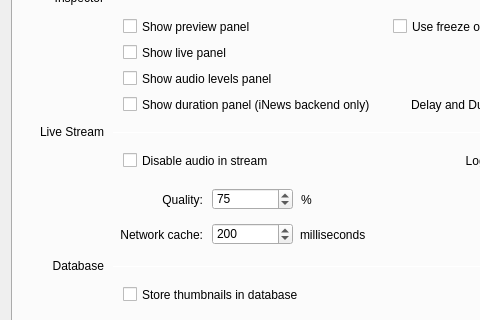
CasparCG/client, file src/Widgets/SettingsDialog.ui: the form before one commit; both pictures show x 0 to 480 and y 465 to 785 of the 700 by 906 pixel window.
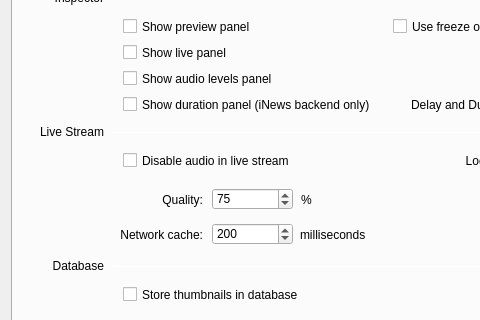
The form after the commit.

```diff
--- a/src/Widgets/SettingsDialog.ui
+++ b/src/Widgets/SettingsDialog.ui
@@ -653,7 +653,7 @@
       <rect>
        <x>110</x>
        <y>580</y>
-       <width>171</width>
+       <width>211</width>
        <height>17</height>
       </rect>
      </property>
@@ -661,7 +661,7 @@
       <enum>Qt::NoFocus</enum>
      </property>
      <property name="text">
-      <string>Disable audio in stream</string>
+      <string>Disable audio in live stream</string>
      </property>
     </widget>
     <widget class="QLabel" name="labelMilliseconds">
```
